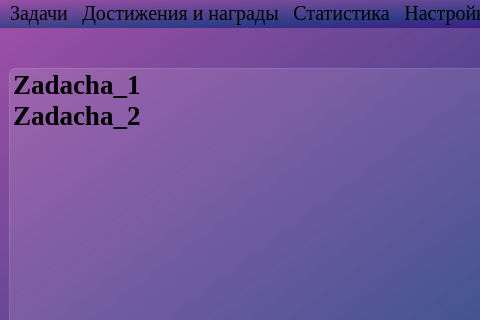
Qt form ui/gtm_main.ui (PsychoPo/SE_GTM) before a commit; both pictures show x 0 to 480 and y 0 to 320 of the 768 by 604 pixel window.
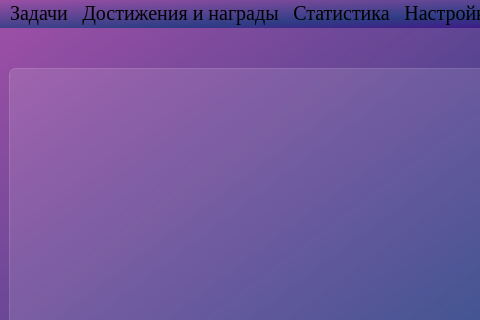
The same form after that commit. Icons and pictures are not drawn.

Commit message: deleted fake tasks

```diff
--- a/ui/gtm_main.ui
+++ b/ui/gtm_main.ui
@@ -166,28 +166,6 @@
 background-color: rgba(255, 255, 255, 50);
 }</string>
           </property>
-          <item>
-           <property name="text">
-            <string>Zadacha_1</string>
-           </property>
-           <property name="checkState">
-            <enum>Unchecked</enum>
-           </property>
-           <property name="flags">
-            <set>ItemIsSelectable|ItemIsEditable|ItemIsDragEnabled|ItemIsUserCheckable|ItemIsEnabled</set>
-           </property>
-          </item>
-          <item>
-           <property name="text">
-            <string>Zadacha_2</string>
-           </property>
-           <property name="checkState">
-            <enum>Unchecked</enum>
-           </property>
-           <property name="flags">
-            <set>ItemIsSelectable|ItemIsEditable|ItemIsDragEnabled|ItemIsUserCheckable|ItemIsEnabled</set>
-           </property>
-          </item>
          </widget>
         </item>
        </layout>
```
